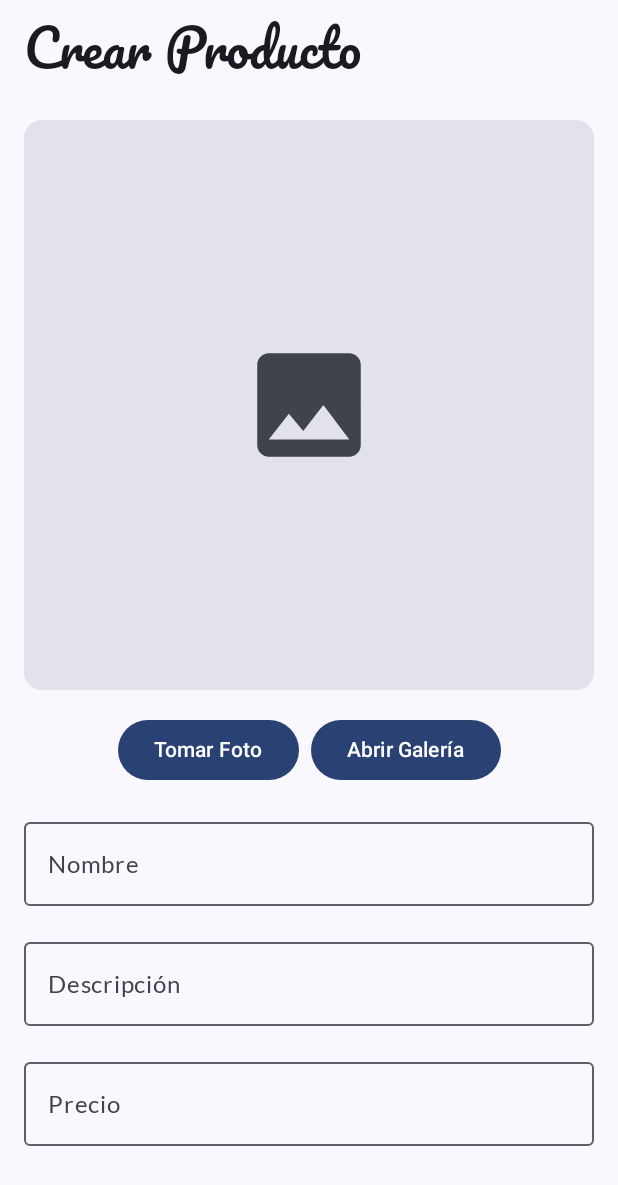
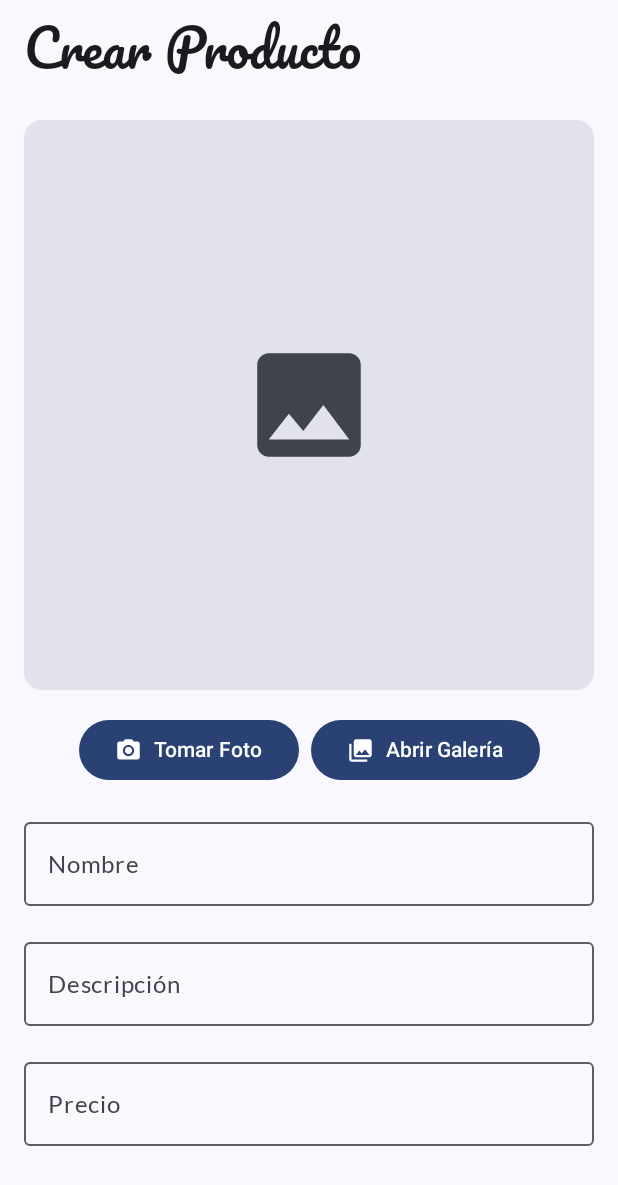
Before and after one commit to Andythe20/Proyecto_AplicacionMovil, an Android app built with Jetpack Compose: the CreateProductScreen screen opened through its navigation route, on a phone screen of 412 x 824 dp. Shown: the top 1185 px of the screen. Run offline under Robolectric (Android 15) with nearby library versions, the light colour scheme and no system bars.

Commit message:
upd/Add icons to buttons on CreateProductScreen

```diff
--- a/app/src/main/java/com/example/appshop/ui/views/CreateProductScreen.kt
+++ b/app/src/main/java/com/example/appshop/ui/views/CreateProductScreen.kt
@@ -21,7 +21,10 @@
 import androidx.compose.foundation.text.KeyboardOptions
 import androidx.compose.foundation.verticalScroll
 import androidx.compose.material.icons.Icons
+import androidx.compose.material.icons.filled.CameraAlt
 import androidx.compose.material.icons.filled.Image
+import androidx.compose.material.icons.filled.PhotoLibrary
+import androidx.compose.material.icons.filled.Save
 import androidx.compose.material3.*
 import androidx.compose.runtime.*
 import androidx.compose.ui.Alignment
@@ -131,9 +134,22 @@
                         cameraPermissionLauncher.launch(Manifest.permission.CAMERA)
                     }
                 }) {
+                    Icon(
+                        imageVector = Icons.Filled.CameraAlt,
+                        contentDescription = "Cámara",
+                        modifier = Modifier.size(18.dp)
+                    )
+                    Spacer(modifier = Modifier.width(8.dp))
                     Text("Tomar Foto")
                 }
-                Button(onClick = { galeriaLauncher.launch("image/*") }) {
+                Button(onClick = { galeriaLauncher.launch("image/*") })
+                {
+                    Icon(
+                        imageVector = Icons.Filled.PhotoLibrary,
+                        contentDescription = "Galería",
+                        modifier = Modifier.size(18.dp)
+                    )
+                    Spacer(modifier = Modifier.width(8.dp))
                     Text("Abrir Galería")
                 }
             }
@@ -170,6 +186,12 @@
                 },
                 modifier = Modifier.fillMaxWidth()
             ) {
+                Icon(
+                    imageVector = Icons.Filled.Save,
+                    contentDescription = "Guardar",
+                    modifier = Modifier.size(18.dp)
+                )
+                Spacer(modifier = Modifier.width(8.dp))
                 Text("Guardar Producto")
             }
         }
```
